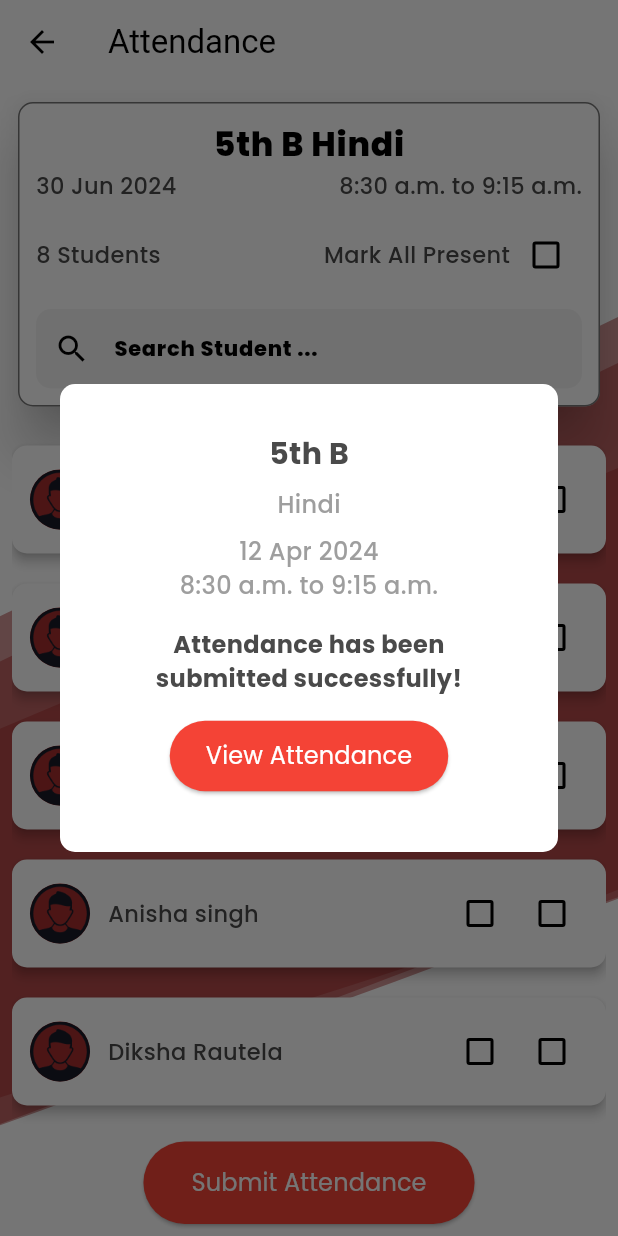
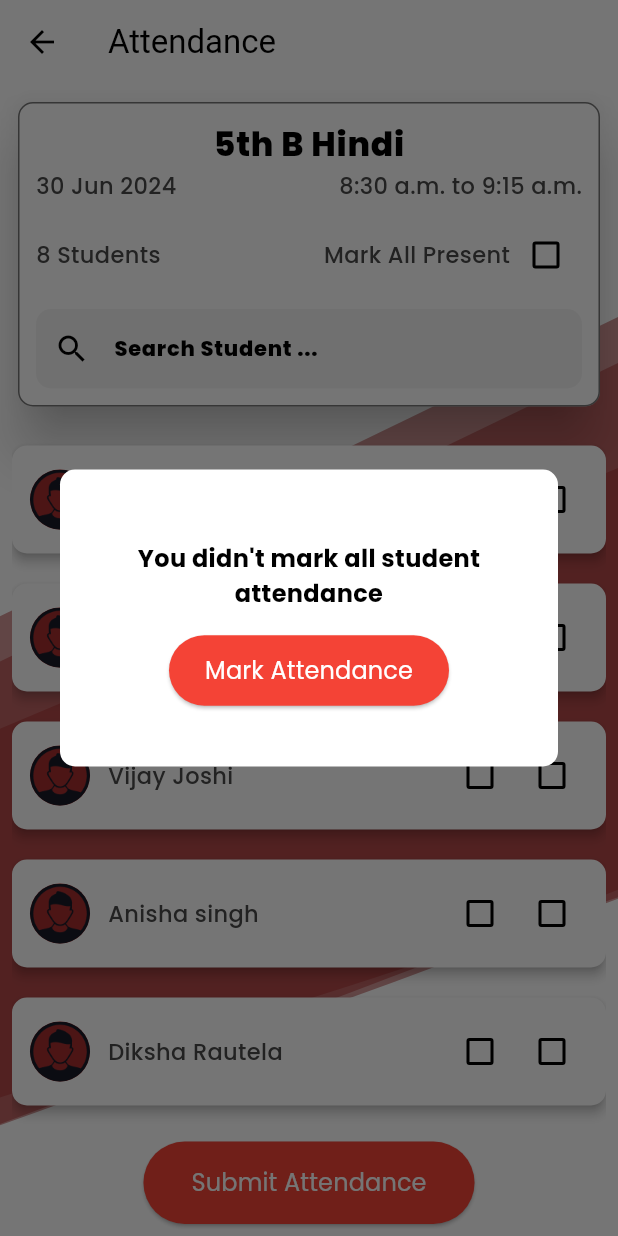
Before and after one commit to lrdpublicschooldevs/LRD-Public-School, a Flutter app: the MarkAttendancePage screen opened directly, after a tap on "Submit Attendance", on a phone screen of 412 x 824 dp. Run offline on Flutter 3.47's test engine with Material 3 defaults, Android fonts, the phone set to English and light mode, and no system bars; our stand-ins replace dropdown_button2, expandable, flutter_svg, get, percent_indicator.

Commit message:
fixed submit button visibility issue in MarkAttadance screen

```diff
--- a/lib/Pages/TeacherPages/AttendanceMark/mark_attendance.dart
+++ b/lib/Pages/TeacherPages/AttendanceMark/mark_attendance.dart
@@ -23,13 +23,20 @@ class MarkAttendancePageState extends State<MarkAttendancePage> {
   ];
 
   List<Student> filteredStudents = [];
+  final FocusNode _searchFocusNode = FocusNode();
+  final ValueNotifier<bool> _isSearchActive = ValueNotifier<bool>(false);
 
   bool allPresent = false;
 
   @override
   void initState() {
     super.initState();
-    filteredStudents = students; // Initialize filteredStudents with all students
+    filteredStudents =
+        students; // Initialize filteredStudents with all students
+
+    _searchFocusNode.addListener(() {
+      _isSearchActive.value = _searchFocusNode.hasFocus;
+    });
   }
 
   void markAllPresent(bool value) {
@@ -58,7 +65,13 @@ class MarkAttendancePageState extends State<MarkAttendancePage> {
     });
   }
 
+  bool isAllAttendanceMarked() {
+    return filteredStudents
+        .every((student) => student.present || student.absent);
+  }
+
   void showPopupMessage(BuildContext context) {
+    bool allMarked = isAllAttendanceMarked();
     showDialog(
       context: context,
       builder: (BuildContext context) {
@@ -66,7 +79,9 @@ class MarkAttendancePageState extends State<MarkAttendancePage> {
           shape: RoundedRectangleBorder(
             borderRadius: BorderRadius.circular(10),
           ),
-          content: const CustomPopupWidget(),
+          content: CustomPopupWidget(
+            allMarked: allMarked,
+          ),
         );
       },
     );
@@ -143,6 +158,7 @@ class MarkAttendancePageState extends State<MarkAttendancePage> {
                         ),
                         const SizedBox(height: 12),
                         TextField(
+                          focusNode: _searchFocusNode,
                           decoration: InputDecoration(
                             prefixIcon: const Icon(Icons.search),
                             hintText: 'Search Student ...',
@@ -154,7 +170,8 @@ class MarkAttendancePageState extends State<MarkAttendancePage> {
                             filled: true,
                           ),
                           style: const TextStyle(
-                            fontSize: 14, // Change this to the desired font size
+                            fontSize:
+                                14, // Change this to the desired font size
                           ),
                           onChanged: (value) {
                             filterStudents(value);
@@ -190,19 +207,29 @@ class MarkAttendancePageState extends State<MarkAttendancePage> {
                 ),
                 const SizedBox(height: 12),
                 // Submit Button
-                ElevatedButton(
+                ValueListenableBuilder<bool>(
+                  valueListenable: _isSearchActive,
+                  builder: (context, isSearchActive, child) {
+                    return isSearchActive
+                        ? const SizedBox.shrink()
+                        : ElevatedButton(
                             onPressed: () {
                               // Implement submit functionality
-                    showPopupMessage(context); // Show the popup message on submit
+                              showPopupMessage(
+                                  context); // Show the popup message on submit
                             },
                             style: ElevatedButton.styleFrom(
                               backgroundColor: Colors.red,
-                    padding: const EdgeInsets.symmetric(vertical: 16, horizontal: 32),
+                              padding: const EdgeInsets.symmetric(
+                                  vertical: 16, horizontal: 32),
                             ),
                             child: const Text(
                               'Submit Attendance',
-                    style: TextStyle(fontSize: 16, color: Colors.white),
+                              style:
+                                  TextStyle(fontSize: 16, color: Colors.white),
                             ),
+                          );
+                  },
                 ),
               ],
             ),
@@ -238,7 +265,8 @@ class StudentCard extends StatelessWidget {
         child: Row(
           children: [
             CircleAvatar(
-              backgroundImage: AssetImage('assets/images/profile_pic.png'), // Replace with actual profile image
+              backgroundImage: AssetImage(
+                  'assets/images/profile_pic.png'), // Replace with actual profile image
             ),
             const SizedBox(width: 12),
             Expanded(
@@ -281,7 +309,9 @@ class Student {
 }
 
 class CustomPopupWidget extends StatelessWidget {
-  const CustomPopupWidget({super.key});
+  final bool allMarked;
+
+  const CustomPopupWidget({required this.allMarked, super.key});
 
   @override
   Widget build(BuildContext context) {
@@ -295,37 +325,16 @@ class CustomPopupWidget extends StatelessWidget {
       child: Column(
         mainAxisSize: MainAxisSize.min,
         children: [
-          const Text(
-            '5th B',
-            style: TextStyle(
-              fontSize: 20,
-              fontWeight: FontWeight.bold,
-            ),
-          ),
-          const SizedBox(height: 8),
-          const Text(
-            'Hindi',
-            style: TextStyle(
-              fontSize: 16,
-              color: Colors.grey,
-            ),
-          ),
-          const SizedBox(height: 8),
-          const Text(
-            '12 Apr 2024\n8:30 a.m. to 9:15 a.m.',
-            textAlign: TextAlign.center,
-            style: TextStyle(
-              fontSize: 16,
-              color: Colors.grey,
-            ),
-          ),
           const SizedBox(height: 16),
-          const Text(
-            'Attendance has been submitted successfully!',
+          Text(
+            allMarked
+                ? 'Attendance has been submitted successfully!'
+                : 'You didn\'t mark all student attendance',
             textAlign: TextAlign.center,
             style: TextStyle(
               fontSize: 16,
               fontWeight: FontWeight.bold,
+              color: allMarked ? Colors.green : Colors.black,
             ),
           ),
           const SizedBox(height: 16),
@@ -334,12 +343,13 @@ class CustomPopupWidget extends StatelessWidget {
               Navigator.of(context).pop();
             },
             style: ElevatedButton.styleFrom(
-              backgroundColor: Colors.red,
+              backgroundColor: allMarked ? Colors.green : Colors.red,
               padding: const EdgeInsets.symmetric(vertical: 12, horizontal: 24),
             ),
-            child: const Text(
-              'View Attendance',
-              style: TextStyle(fontSize: 16, color: Colors.white),
+            child: Text(
+              allMarked ? 'View Attendance' : 'Mark Attendance',
+              style: TextStyle(
+                  fontSize: 16, color: allMarked ? Colors.white : Colors.white),
             ),
           ),
         ],
```
Lines whose indentation alone changed are shown as unchanged.
